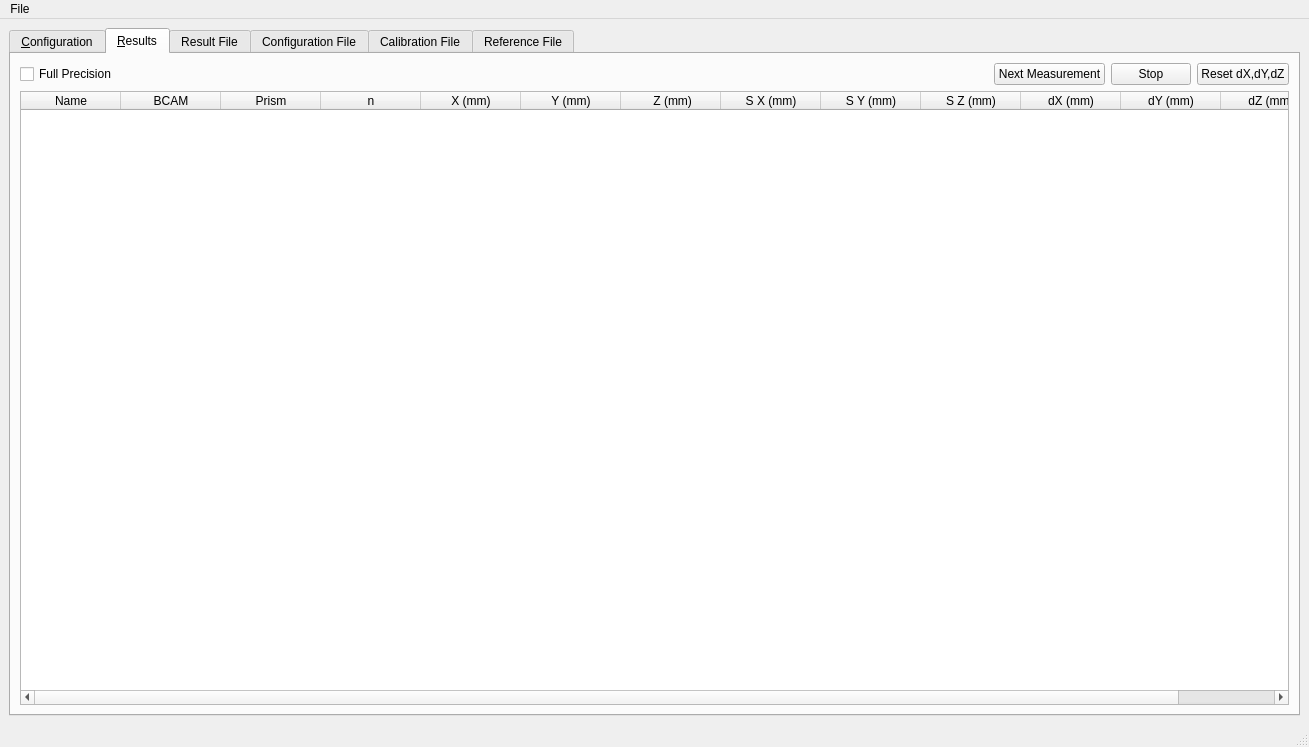
Old version of the form ADEPO/client/client.ui in the repository CERN/atlas-adepo.
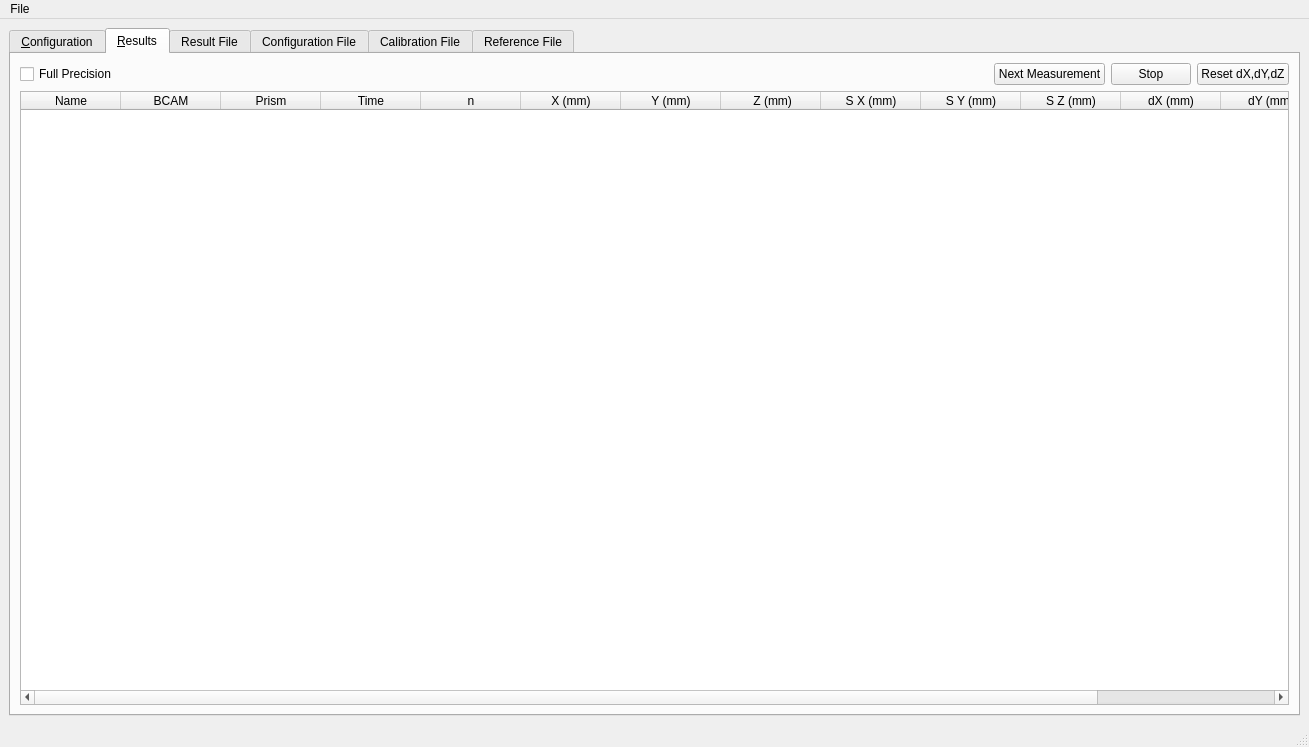
New version of the form. The open tabs and pages were chosen to show the change. Icons and pictures are not drawn.

```diff
--- a/ADEPO/client/client.ui
+++ b/ADEPO/client/client.ui
@@ -624,6 +624,11 @@
               <string>Prism</string>
              </property>
             </column>
+            <column>
+             <property name="text">
+              <string>Time</string>
+             </property>
+            </column>
             <column>
              <property name="text">
               <string>n</string>
```
Left out of the diff: 4 changed lines with no effect on the pictures.
